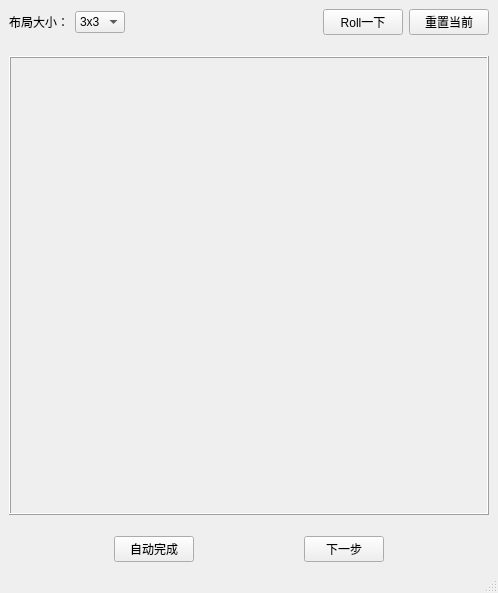
This is mainwindow.ui in QuinMeow/CarPuzzle_Qt as Qt 5 draws it before an edit. The edited form follows.
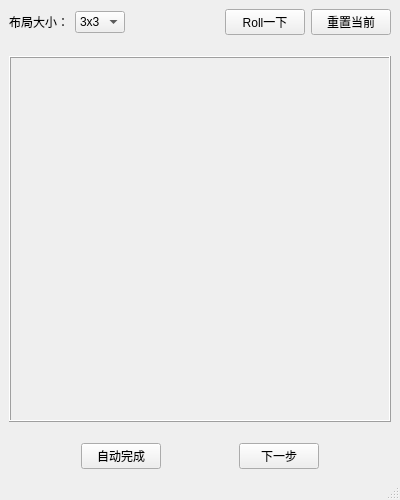
This is the edited form.

Commit message: Vector二维化+UI优化

```diff
--- a/mainwindow.ui
+++ b/mainwindow.ui
@@ -6,20 +6,20 @@
    <rect>
     <x>0</x>
     <y>0</y>
-    <width>498</width>
-    <height>593</height>
+    <width>400</width>
+    <height>500</height>
    </rect>
   </property>
   <property name="minimumSize">
    <size>
-    <width>498</width>
-    <height>593</height>
+    <width>400</width>
+    <height>500</height>
    </size>
   </property>
   <property name="maximumSize">
    <size>
-    <width>498</width>
-    <height>593</height>
+    <width>400</width>
+    <height>500</height>
    </size>
   </property>
   <property name="windowTitle">
@@ -183,12 +183,29 @@
       </item>
       <item row="2" column="0">
        <widget class="QFrame" name="GameFrame">
+        <property name="sizePolicy">
+         <sizepolicy hsizetype="Preferred" vsizetype="Preferred">
+          <horstretch>0</horstretch>
+          <verstretch>0</verstretch>
+         </sizepolicy>
+        </property>
         <property name="minimumSize">
          <size>
-          <width>0</width>
-          <height>400</height>
+          <width>300</width>
+          <height>300</height>
          </size>
         </property>
+        <property name="styleSheet">
+         <string notr="true">QLabel
+{
+	background-color:rgb(216, 255, 252);
+	border : 2px solid gray;
+    border-radius: 5px;
+	padding : 2px;
+	margin : 2px;
+}
+</string>
+        </property>
         <property name="frameShape">
          <enum>QFrame::Box</enum>
         </property>
```
Left out of the diff: 13 changed lines with no effect on the pictures. The commit also changes 2 other files.
